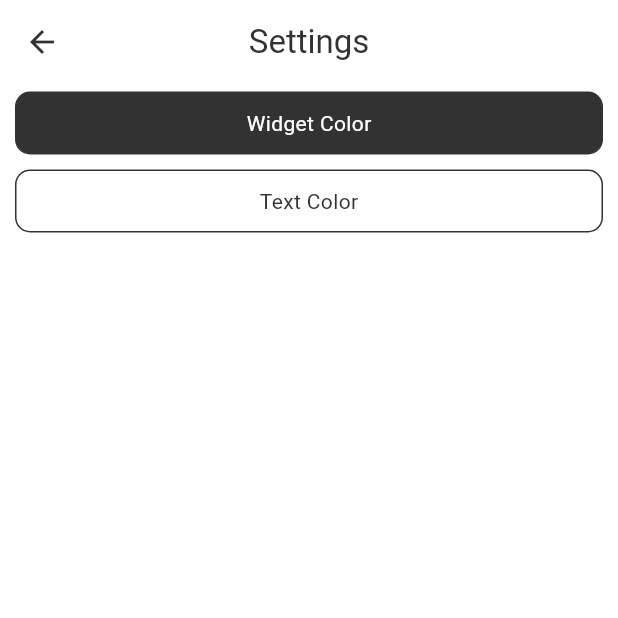
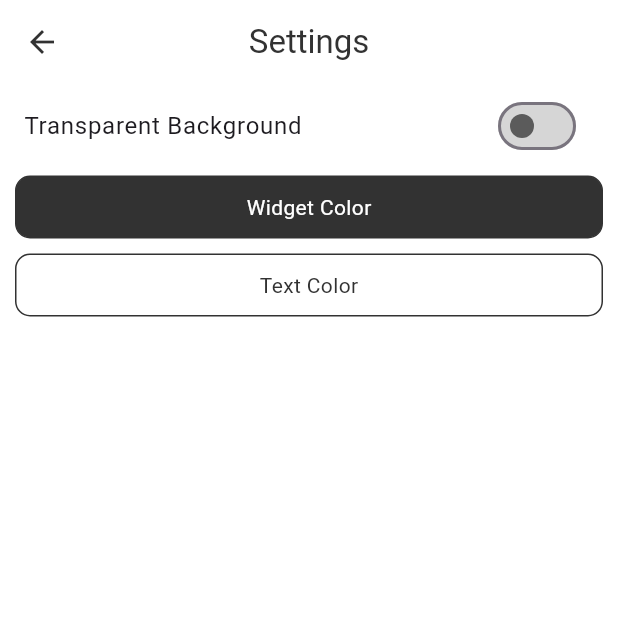
Before and after one commit to hazemxiii/home_quote, a Flutter app: the screen it shows after launch, after a tap on the "settings" icon, on a phone screen of 412 x 824 dp, the top half of it. Run offline on Flutter 3.47's test engine with Material 3 defaults, Android fonts, the phone set to English and light mode, and no system bars; our stand-ins replace shared_preferences; missing offline and left inert: home_widget.

Commit message:
documentation added

```diff
--- a/lib/global.dart
+++ b/lib/global.dart
@@ -8,8 +8,10 @@ import 'package:home_widget/home_widget.dart';
 class MyColors extends ChangeNotifier {
   Color textColor = const Color.fromRGBO(255, 255, 255, 1);
   Color color = const Color.fromRGBO(50, 50, 50, 1);
+  bool transparent = false;
 
   void loadColors() async {
+    /// used when the page first is loaded to get the colors
     SharedPreferences prefs = await SharedPreferences.getInstance();
     if (!prefs.containsKey("color")) {
       prefs.setString("color", getHex(color));
@@ -17,9 +19,12 @@ class MyColors extends ChangeNotifier {
     if (!prefs.containsKey("textColor")) {
       prefs.setString("textColor", getHex(textColor));
     }
-
+    if (!prefs.containsKey("transparent")) {
+      prefs.setBool("transparent", false);
+    }
     textColor = parseColorFromHex(prefs.getString("textColor")!);
     color = parseColorFromHex(prefs.getString("color")!);
+    transparent = prefs.getBool("transparent")!;
 
     updateWidgetColors();
 
@@ -27,9 +32,11 @@ class MyColors extends ChangeNotifier {
   }
 
   void updateWidgetColors() {
+    /// updates the colors of the home widget
     try {
       if (!Platform.isWindows) {
-        HomeWidget.saveWidgetData("color", "#${getHex(color)}");
+        HomeWidget.saveWidgetData(
+            "color", !transparent ? "#${getHex(color)}" : "transparent");
         HomeWidget.saveWidgetData("textColor", "#${getHex(textColor)}");
         HomeWidget.updateWidget(
           qualifiedAndroidName: 'com.example.home_quote.NewAppWidget',
@@ -41,6 +48,7 @@ class MyColors extends ChangeNotifier {
   }
 
   void setTextColor(Color c) async {
+    /// changes text color
     SharedPreferences prefs = await SharedPreferences.getInstance();
     textColor = c;
     prefs.setString("textColor", getHex(textColor));
@@ -49,6 +57,7 @@ class MyColors extends ChangeNotifier {
   }
 
   void setColor(Color c) async {
+    /// changes text widget background color
     SharedPreferences prefs = await SharedPreferences.getInstance();
     color = c;
     prefs.setString("color", getHex(color));
@@ -56,7 +65,17 @@ class MyColors extends ChangeNotifier {
     notifyListeners();
   }
 
+  void toggleTransparent() async {
+    /// toggles transparent background
+    SharedPreferences prefs = await SharedPreferences.getInstance();
+    transparent = !transparent;
+    prefs.setBool("transparent", transparent);
+    updateWidgetColors();
+    notifyListeners();
+  }
+
   String getHex(Color c) {
+    /// gets the hex code from the color without the "#"
     Map hexs = {10: "a", 11: "b", 12: "c", 13: "d", 14: "e", 15: "f"};
 
     int red0 = (c.red / 16).floor();
@@ -77,6 +96,7 @@ class MyColors extends ChangeNotifier {
   }
 
   Color parseColorFromHex(String hex) {
+    /// gets the color from the hex code
     int r = colorFromChannel(hex.substring(0, 2));
     int g = colorFromChannel(hex.substring(2, 4));
     int b = colorFromChannel(hex.substring(4, 6));
@@ -85,12 +105,15 @@ class MyColors extends ChangeNotifier {
   }
 
   int colorFromChannel(String channel) {
+    /// gets the the hex code of r or g or b
     channel = channel.toLowerCase();
     Map hex = {"a": 10, "b": 11, "c": 12, "d": 13, "e": 14, "f": 15};
 
+    // hex code is defined as ff -> (left)(right)
     int left;
     int right;
 
+    // if it's not a number, then we get the equivalant number in base 16
     try {
       left = int.parse(channel[0]);
     } catch (e) {
@@ -103,27 +126,22 @@ class MyColors extends ChangeNotifier {
       right = hex[channel[1]];
     }
 
+    // return the equivalant value in decimal
     return left * 16 + right;
   }
 
   Color get getTextC => textColor;
   Color? get getColorC => color;
+  bool get isTransparent => transparent;
 }
 
 class QuotesNotifier extends ChangeNotifier {
-  /*
-  prefs keys:
-  quotes -> map of {id:quote}
-  selected -> list of selected ids
-  visible -> the current visible quote
-  isMulti -> multiple selection active
-   */
-
   Map quotes = {};
   List<String> selected = [];
   String visible = "";
   bool isMulti = false;
   Future<bool> loadData() async {
+    /// loads the quotes with all relevant data
     SharedPreferences prefs = await SharedPreferences.getInstance();
 
     if (!prefs.containsKey("quotes")) {
@@ -154,7 +172,9 @@ class QuotesNotifier extends ChangeNotifier {
   }
 
   void toggleIsMulti() async {
+    /// toggles mutli selection
     isMulti = !isMulti;
+    // if we have more than 1 selected and we turned mutli off, deselect all
     if (!isMulti && selected.length > 1) {
       clearSelection();
     }
@@ -168,6 +188,7 @@ class QuotesNotifier extends ChangeNotifier {
   }
 
   void addQuote(String quote) async {
+    /// adds quote to the data
     String key = DateTime.now().toString();
     quotes[key] = quote;
     SharedPreferences prefs = await SharedPreferences.getInstance();
@@ -176,10 +197,12 @@ class QuotesNotifier extends ChangeNotifier {
   }
 
   void deleteQuote(String id) async {
+    /// deletes a quote
     quotes.remove(id);
     SharedPreferences prefs = await SharedPreferences.getInstance();
     prefs.setString("quotes", jsonEncode(quotes));
 
+// remove the quote from selected if it's there, else just update the UI
     if (selected.contains(id)) {
       selectQuote(id);
     } else {
@@ -188,10 +211,12 @@ class QuotesNotifier extends ChangeNotifier {
   }
 
   selectQuote(String id) async {
+    /// selects or deselects a quote
     if (selected.contains(id)) {
       selected.remove(id);
       changeVisible();
     } else {
+      // if it's signle selection mode, make it the only quote in selected, else add it
       if (isMulti) {
         selected.add(id);
       } else {
@@ -206,6 +231,9 @@ class QuotesNotifier extends ChangeNotifier {
   }
 
   void changeVisible() async {
+    /// changes the current visible quote
+
+    // get a random quote from selection
     if (selected.isNotEmpty) {
       visible = quotes[selected[Random().nextInt(selected.length)]];
     } else {
@@ -217,6 +245,7 @@ class QuotesNotifier extends ChangeNotifier {
     prefs.setString("visible", visible);
 
     notifyListeners();
+
     try {
       if (!Platform.isWindows) {
         HomeWidget.saveWidgetData("visible", visible);
@@ -230,6 +259,7 @@ class QuotesNotifier extends ChangeNotifier {
   }
 
   void clearSelection() async {
+    /// removes all selected quotes
     selected = [];
     visible = "";
     SharedPreferences prefs = await SharedPreferences.getInstance();
--- a/lib/settings.dart
+++ b/lib/settings.dart
@@ -2,6 +2,7 @@ import "package:flutter/material.dart";
 import "package:home_quote/global.dart";
 import "package:provider/provider.dart";
 
+// defines which color is being edited
 enum PickerModes { main, text }
 
 class SettingsPageWidget extends StatefulWidget {
@@ -23,10 +24,24 @@ class _SettingsPageWidgetState extends State<SettingsPageWidget> {
             title: const Text("Settings"),
             centerTitle: true,
           ),
-          body: const Column(
+          body: Column(
             children: [
-              ColorPicker(mode: PickerModes.main, text: "Widget Color"),
-              ColorPicker(mode: PickerModes.text, text: "Text Color")
+              SwitchListTile(
+                value: clrs.isTransparent,
+                onChanged: (v) {
+                  Provider.of<MyColors>(context, listen: false)
+                      .toggleTransparent();
+                },
+                title: const Text("Transparent Background"),
+                tileColor: clrs.getTextC,
+                activeColor: clrs.getColorC,
+                inactiveThumbColor:
+                    Color.lerp(clrs.getTextC, clrs.getColorC, .8),
+                inactiveTrackColor:
+                    Color.lerp(clrs.getTextC, clrs.getColorC, .2),
+              ),
+              const ColorPicker(mode: PickerModes.main, text: "Widget Color"),
+              const ColorPicker(mode: PickerModes.text, text: "Text Color")
             ],
           ));
     });
@@ -97,6 +112,7 @@ class ColorPalette extends StatefulWidget {
 }
 
 class _ColorPaletteState extends State<ColorPalette> {
+  // the colors supported by the app
   List colors = [
     [0, 0, 0],
     [255, 255, 255],
```
Also changed, not shown: 5 other files.
